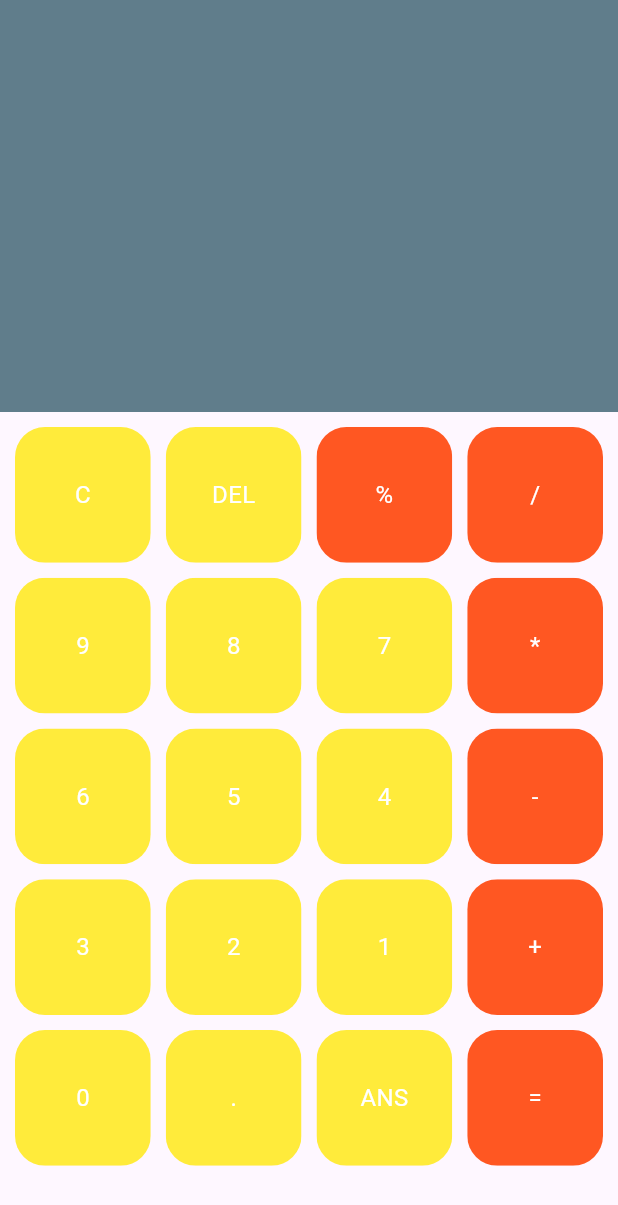
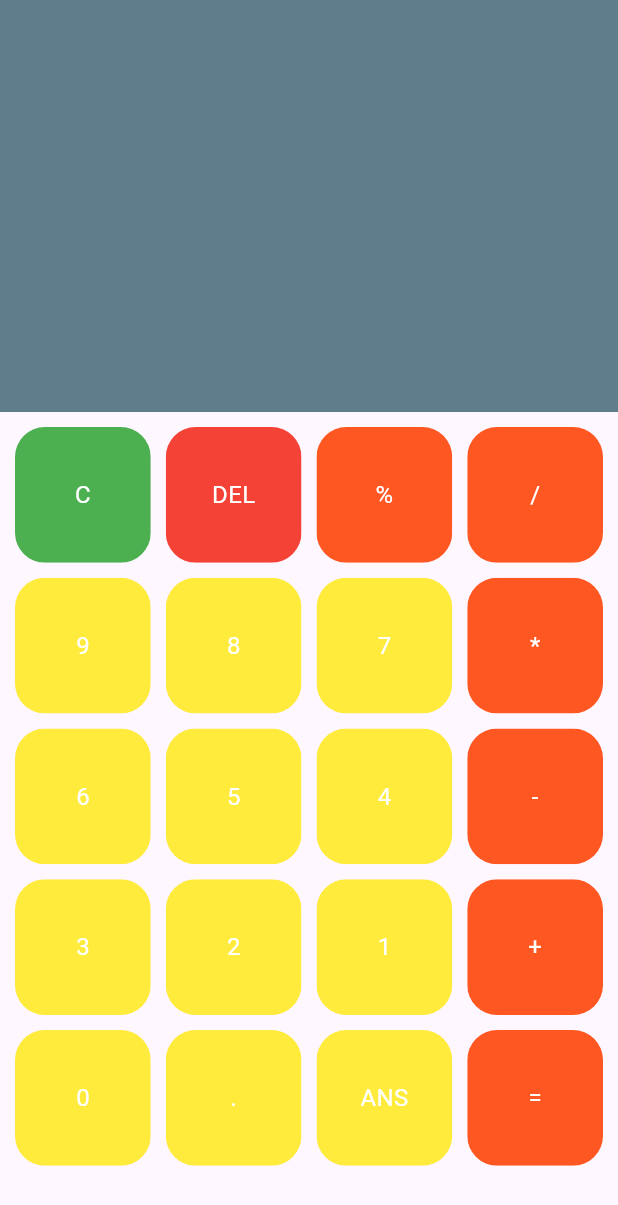
Before and after one commit to Magesh08/Calculator-App, a Flutter app: the screen it shows after launch, on a phone screen of 412 x 824 dp. Shown: the top 1205 px of the screen. Run offline on Flutter 3.47's test engine with Material 3 defaults, Android fonts, the phone set to English and light mode, and no system bars.

Commit message:
btn clr change

```diff
--- a/lib/pages/homepage.dart
+++ b/lib/pages/homepage.dart
@@ -65,6 +65,20 @@ class _HomepageState extends State<Homepage> {
       ),
       itemCount: buttons.length,
       itemBuilder: (BuildContext context, int index) {
+        if (index == 0) {
+          return MyButtons(
+            color: Colors.green,
+            textColor: Colors.white,
+            buttonText: buttons[index],
+          );
+        }
+        if (index == 1) {
+          return MyButtons(
+            color: Colors.red,
+            textColor: Colors.white,
+            buttonText: buttons[index],
+          );
+        }
         return MyButtons(
           color: isOperatorSymbol(buttons[index])
               ? Colors.deepOrange
```
